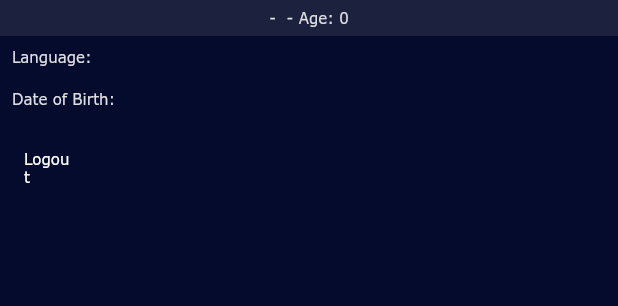
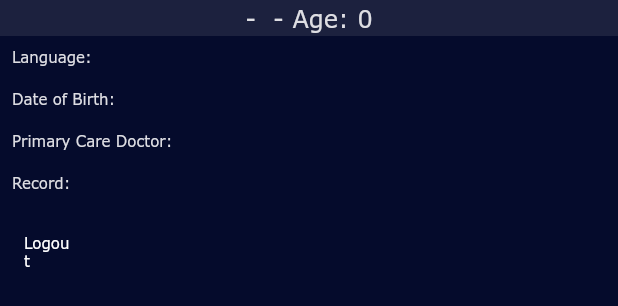
Before and after one commit to Team-Crushing-It/critical_care, a Flutter app: the _PatientProfileSuccessView widget shown alone on an empty page, opened directly with empty values, on a phone screen of 412 x 824 dp. Shown: the top 306 px of the screen. Run offline on Flutter 3.47's test engine with Material 2 defaults, Android fonts, the light colour scheme and no system bars; our stand-ins replace bloc, equatable, firebase_auth, flutter_bloc, font_awesome_flutter, formz and 1 more; missing offline and left inert: pedantic; accounts and stored records are empty; network calls fail.

Commit message:
attempt at PatientRecord

```diff
--- a/lib/patient/patient_profile/cubit/patient_profile_cubit.dart
+++ b/lib/patient/patient_profile/cubit/patient_profile_cubit.dart
@@ -23,11 +23,12 @@ class PatientProfileCubit extends Cubit<PatientProfileState> {
     try {
       // hey repo give me the patient model for this id
       final patient = await _patientRepository.getPatient(patientId);
-      // update status and convert model to profile
+      // update state and convert model to profile
       emit(
         state.copyWith(
           status: PatientProfileStatus.success,
           patientProfile: patient.toPatientProfile,
+          patientRecord: patient.toPatientRecord,
         ),
       );
       // in case things go wrong, call 911
@@ -48,6 +49,18 @@ extension on PatientModel {
       dob: profile.dateOfBirth.toString(),
       language: profile.language,
       race: profile.race.toString(),
+      doctor: profile.primaryCareDoctorId,
     );
   }
 }
+
+extension on PatientModel {
+  PatientRecord get toPatientRecord {
+//convert patient model to patient profile
+    return PatientRecord(
+      type: records.type,
+      info: records.info,
+      status: records.status,
+    );
+  }
+}
--- a/lib/patient/patient_profile/cubit/patient_profile_state.dart
+++ b/lib/patient/patient_profile/cubit/patient_profile_state.dart
@@ -6,22 +6,26 @@ class PatientProfileState extends Equatable {
   const PatientProfileState({
     this.status = PatientProfileStatus.loading,
     this.patientProfile,
+    this.patientRecord,
   });
 
   final PatientProfileStatus status;
   final PatientProfile patientProfile;
+  final PatientRecord patientRecord;
 
   @override
-  List<Object> get props => [status, patientProfile];
+  List<Object> get props => [status, patientProfile, patientRecord];
 
 
   PatientProfileState copyWith({
     PatientProfileStatus status,
     PatientProfile patientProfile,
+    PatientRecord patientRecord
   }) {
     return PatientProfileState(
       status: status ?? this.status,
       patientProfile: patientProfile ?? this.patientProfile,
+      patientRecord: patientRecord ?? this.patientRecord,
     );
   }
 }
--- a/lib/patient/patient_profile/models/models.dart
+++ b/lib/patient/patient_profile/models/models.dart
@@ -1 +1,2 @@
 export 'patient_profile.dart';
+export 'patient_record.dart';
--- a/lib/patient/patient_profile/models/patient_profile.dart
+++ b/lib/patient/patient_profile/models/patient_profile.dart
@@ -2,15 +2,15 @@ import 'package:equatable/equatable.dart';
 import 'package:meta/meta.dart';
 
 class PatientProfile extends Equatable {
-  PatientProfile({
-    @required this.id,
+  PatientProfile(
+      {@required this.id,
       @required this.name,
       @required this.age,
       @required this.dob,
       @required this.gender,
       @required this.language,
       @required this.race,
-  });
+      @required this.doctor});
 
   final String id;
   final String name;
@@ -19,6 +19,7 @@ class PatientProfile extends Equatable {
   final String gender;
   final String language;
   final String race;
+  final String doctor;
 
   PatientProfile copyWith({
     String id,
@@ -28,6 +29,7 @@ class PatientProfile extends Equatable {
     String gender,
     String language,
     String race,
+    String doctor,
   }) {
     return PatientProfile(
       id: id ?? this.id,
@@ -37,10 +39,12 @@ class PatientProfile extends Equatable {
       gender: gender ?? this.gender,
       language: language ?? this.language,
       race: race ?? this.race,
+      doctor: doctor ?? this.doctor,
     );
   }
 
   @override
   //compare different instances of patient profile
-  List<Object> get props => [id, name, age, dob, gender, language, race];
+  List<Object> get props =>
+      [id, name, age, dob, gender, language, race, doctor];
 }
--- /dev/null
+++ b/lib/patient/patient_profile/models/patient_record.dart
@@ -0,0 +1,32 @@
+import 'package:equatable/equatable.dart';
+import 'package:meta/meta.dart';
+
+class PatientRecord extends Equatable {
+  PatientRecord(
+      {
+      @required this.type,
+      @required this.info,
+      @required this.status,});
+
+  final String type;
+  final String info;
+  final String status;
+
+  PatientRecord copyWith({
+    String type,
+    String info,
+    String status,
+  }) {
+    return PatientRecord(
+      type: type ?? this.type,
+      info: info ?? this.info,
+      status: status ?? this.status,
+
+    );
+  }
+
+  @override
+  //compare different instances of patient profile
+  List<Object> get props =>
+      [type, info, status];
+}
--- a/lib/patient/patient_profile/view/patient_profile_view.dart
+++ b/lib/patient/patient_profile/view/patient_profile_view.dart
@@ -15,6 +15,7 @@ class PatientProfileView extends StatelessWidget {
           case PatientProfileStatus.success:
             return _PatientProfileSuccessView(
               patientProfile: state.patientProfile,
+              patientRecord: state.patientRecord,
             );
           case PatientProfileStatus.failure:
           default:
@@ -36,9 +37,12 @@ class _PatientProfileSuccessView extends StatelessWidget {
   const _PatientProfileSuccessView({
     Key key,
     @required this.patientProfile,
+    @required this.patientRecord,
+
   }) : super(key: key);
 
   final PatientProfile patientProfile;
+  final PatientRecord patientRecord;
 
   @override
   Widget build(BuildContext context) {
@@ -80,6 +84,24 @@ class _PatientProfileSuccessView extends StatelessWidget {
           padding: const EdgeInsets.all(8.0),
           child: Row(
             children: [
+              Text('Primary Care Doctor: ${patientProfile.doctor}',
+                  style: Theme.of(context).textTheme.bodyText1),
+            ],
+          ),
+        ),
+        Padding(
+          padding: const EdgeInsets.all(8.0),
+          child: Row(
+            children: [
+              Text('Record: ${patientRecord.type}',
+                  style: Theme.of(context).textTheme.bodyText1),
+            ],
+          ),
+        ),
+        Padding(
+          padding: const EdgeInsets.all(8.0),
+          child: Row(
+            children: [
               IconButton(
                 key: const Key('homePage_logout_iconButton'),
                 icon:
--- a/lib/theme.dart
+++ b/lib/theme.dart
@@ -17,6 +17,6 @@ final theme = ThemeData(
     headline5: TextStyle(
         fontFamily: 'Varela Round', color: Color(0xFFDEDEE3), fontSize: 16),
     headline6: TextStyle(
-        fontFamily: 'Verdana', fontSize: 10, color: Color(0xFFDEDEE3)),
+        fontFamily: 'Verdana', fontSize: 16, color: Color(0xFFDEDEE3)),
   ),
 );
--- a/packages/patient_repository/lib/src/models/patient.dart
+++ b/packages/patient_repository/lib/src/models/patient.dart
@@ -13,10 +13,11 @@ class PatientModel {
     @required this.id,
     @required this.profile,
     @required this.status,
-    this.records = const <PatientRecordModel>[],
+    @required this.records,
   })  : assert(id != null),
         assert(profile != null),
-        assert(status != null);
+        assert(status != null),
+        assert(records != null);
 
   /// Converts [PatientEntity] into [PatientModel].
   factory PatientModel.fromEntity(PatientEntity entity) {
@@ -24,6 +25,8 @@ class PatientModel {
       id: entity.id,
       profile: getPatientProfile(entity.id),
       status: PatientStatusModel.values[Random().nextInt(3)],
+      records: getPatientRecords(entity.id),
+
     );
   }
 
@@ -34,7 +37,9 @@ class PatientModel {
 
   final PatientStatusModel status;
 
-  final List<PatientRecordModel> records;
+  // final List<PatientRecordModel> records;
+
+  final PatientRecordModel records;
 
 }
 
@@ -75,12 +80,20 @@ class PatientProfileModel {
 
 enum PatientStatusModel { critical, needsAttention, stable }
 
-abstract class PatientRecordModel {}
 
-class AllergyRecord extends PatientRecordModel {}
+/// {@template patient}
+/// Patient Record Domain Model
+/// {@endtemplate}
+class PatientRecordModel {
+///{@macro patient record}
+  const PatientRecordModel({
 
-class MedicationRecord extends PatientRecordModel {}
+    @required this.type,
+    @required this.info,
+    @required this.status,
+  });
 
-class ImmunizationRecord extends PatientRecordModel {}
-
-class LabRecord extends PatientRecordModel {}
+  final String type;
+  final String info;
+  final String status;
+}
```
Also changed, not shown: lib/patient/room_carousel/cubit/room_carousel_cubit.dart (+8 -0 lines), packages/patient_repository/lib/src/models/fake_patients.dart (+76 -0 lines), 1 other file. Lines whose indentation alone changed are shown as unchanged.
